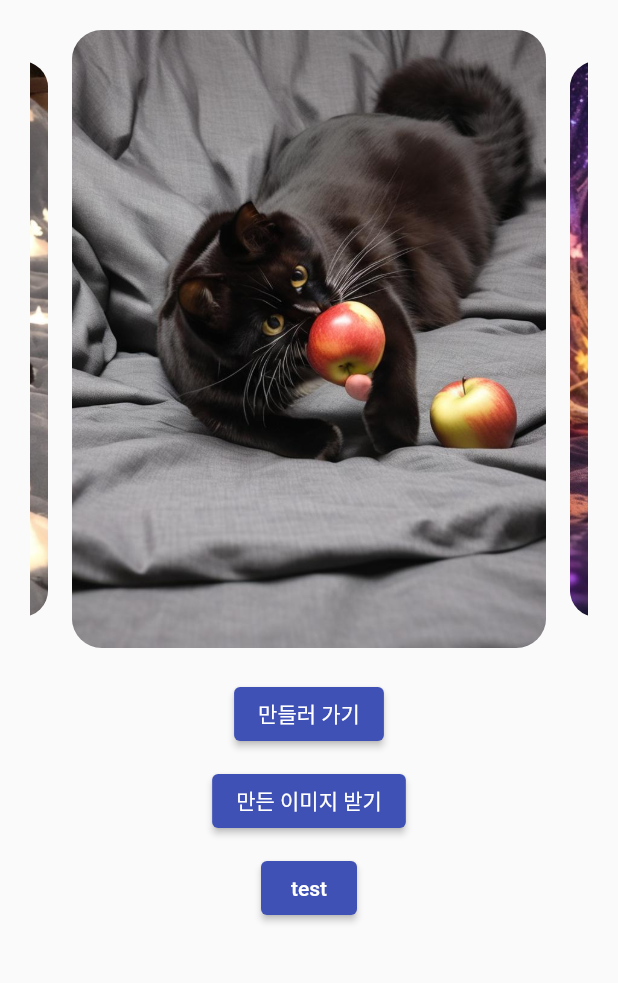
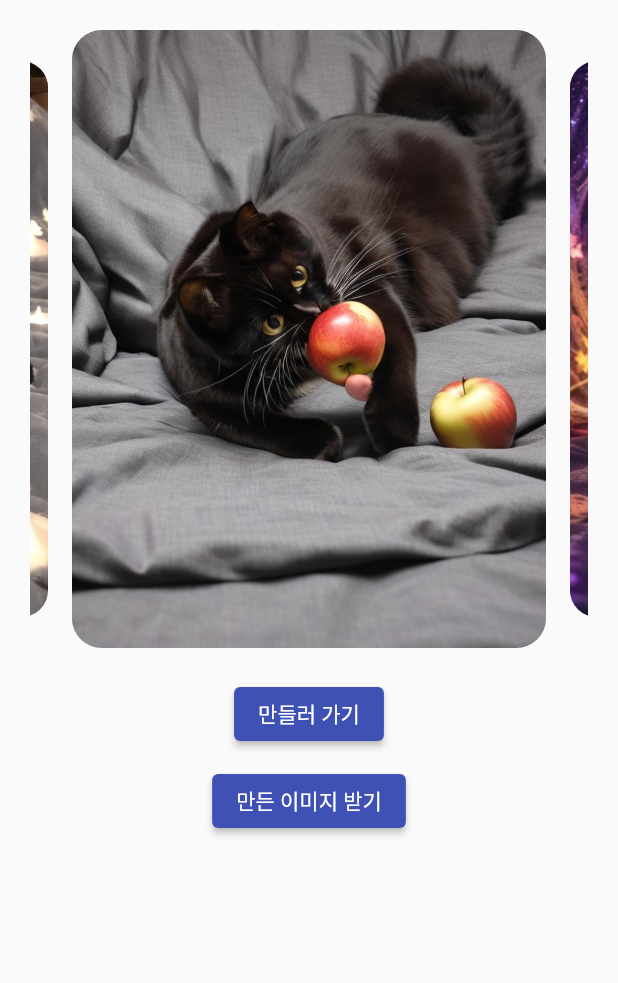
Before and after one commit to Petudio/frontend, a Flutter app: the screen it shows after launch, on a phone screen of 412 x 824 dp, the part 84-1067 px from its top. Run offline on Flutter 3.47's test engine with Material 2 defaults, Android fonts, the phone set to English and light mode, and no system bars; our stand-ins replace image_gallery_saver, image_picker.

Commit message:
찐찐최종

```diff
--- a/lib/four_cuts_settings.dart
+++ b/lib/four_cuts_settings.dart
@@ -1,7 +1,7 @@
 import 'package:flutter/material.dart';
 import 'package:petudio/four_cuts_options.dart';
 import 'package:flutter_test/flutter_test.dart';
-import 'package:petudio/four_cuts_result copy.dart';
+import 'package:petudio/four_cuts_result.dart';
 import 'package:http/http.dart' as http;
 import 'dart:convert';
 
--- a/lib/main.dart
+++ b/lib/main.dart
@@ -35,12 +35,12 @@ class _MyHomePageState extends State<MyHomePage> {
   int _currentIndex = 0;
   PageController _pageController =
       PageController(viewportFraction: 0.85); // Added viewportFraction
-  final Map<int, String> imageMap = {
-    4: "https://petudio-bucket.s3.ap-northeast-2.amazonaws.com/ca6e6119-fa37-4518-b854-f91e1afcc48d.PNG",
-    3: "https://petudio-bucket.s3.ap-northeast-2.amazonaws.com/1729cd65-ed0b-4428-af89-997cd05c4139.PNG",
-    2: "https://petudio-bucket.s3.ap-northeast-2.amazonaws.com/1729cd65-ed0b-4428-af89-997cd05c4139.PNG",
-    1: "https://petudio-bucket.s3.ap-northeast-2.amazonaws.com/1729cd65-ed0b-4428-af89-997cd05c4139.PNG",
-  };
+  // final Map<int, String> imageMap = {
+  //   4: "https://petudio-bucket.s3.ap-northeast-2.amazonaws.com/ca6e6119-fa37-4518-b854-f91e1afcc48d.PNG",
+  //   3: "https://petudio-bucket.s3.ap-northeast-2.amazonaws.com/1729cd65-ed0b-4428-af89-997cd05c4139.PNG",
+  //   2: "https://petudio-bucket.s3.ap-northeast-2.amazonaws.com/1729cd65-ed0b-4428-af89-997cd05c4139.PNG",
+  //   1: "https://petudio-bucket.s3.ap-northeast-2.amazonaws.com/1729cd65-ed0b-4428-af89-997cd05c4139.PNG",
+  // };
 
   @override
   void initState() {
@@ -127,18 +127,6 @@ class _MyHomePageState extends State<MyHomePage> {
               },
               child: Text('만든 이미지 받기'),
             ),
-            SizedBox(height: 10),
-            ElevatedButton(
-              onPressed: () {
-                Navigator.push(
-                  context,
-                  MaterialPageRoute(
-                    builder: (context) => FourCutsResult(imageMap: imageMap),
-                  ),
-                );
-              },
-              child: Text('test'),
-            ),
           ],
         ),
       ),
```
Also changed, not shown: lib/four_cuts_result.dart (+6 -6 lines).
